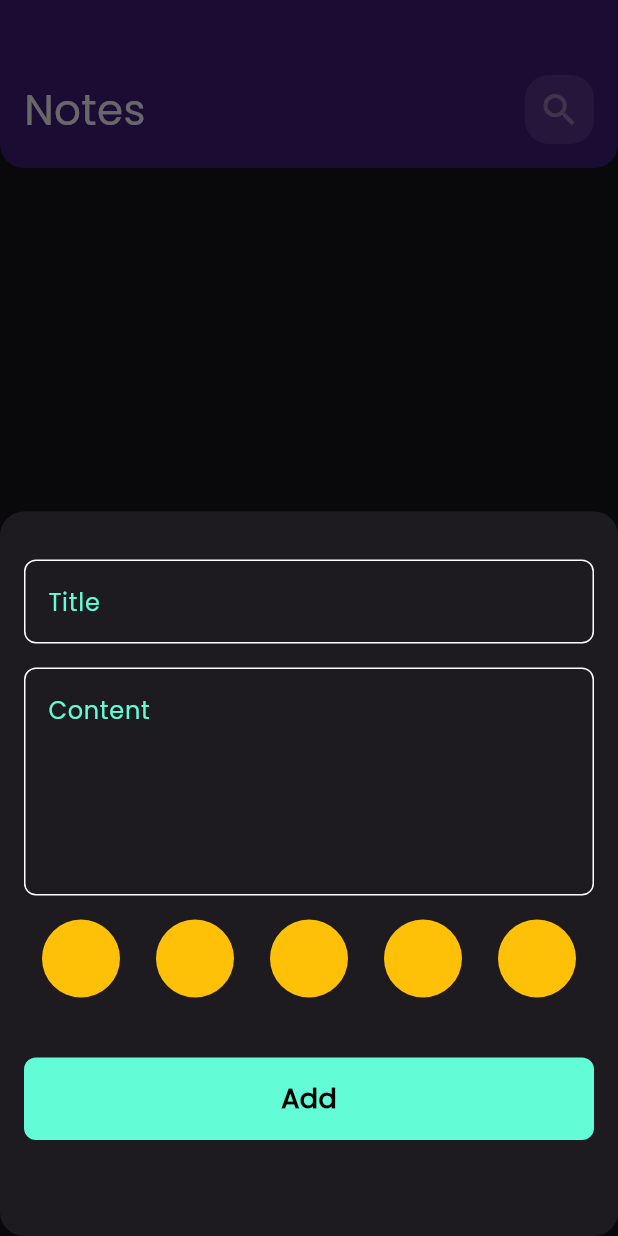
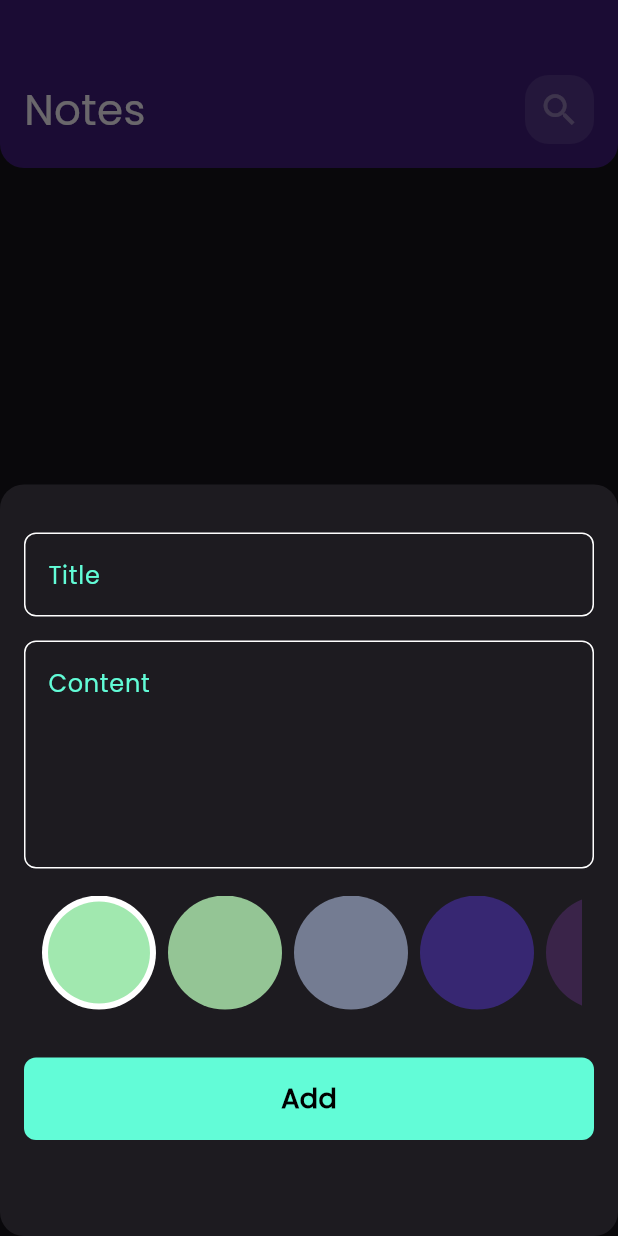
Before and after one commit to mohebboules/notes_app, a Flutter app: the screen it shows after launch, after a tap on the "add" icon, on a phone screen of 412 x 824 dp. Run offline on Flutter 3.47's test engine with Material 3 defaults, Android fonts, the phone set to English and light mode, and no system bars; our stand-ins replace bloc, flutter_bloc, font_awesome_flutter, hive, hive_flutter; accounts and stored records are empty.

Commit message:
Adding color pick functionality

```diff
--- a/lib/cubits/add_note_cubit/add_note_cubit.dart
+++ b/lib/cubits/add_note_cubit/add_note_cubit.dart
@@ -1,4 +1,5 @@
 import 'package:bloc/bloc.dart';
+import 'package:flutter/material.dart';
 import 'package:hive_flutter/hive_flutter.dart';
 import 'package:meta/meta.dart';
 import 'package:notes_app/constants.dart';
@@ -8,9 +9,12 @@ part 'add_note_state.dart';
 
 class AddNoteCubit extends Cubit<AddNoteState> {
   AddNoteCubit() : super(AddNoteInitial());
+  Color color = const Color(0xffA1E8AF);
 
   addNote(NoteModel note) async {
     emit(AddNoteLoading());
+    note.color = color.value;
+
     try {
       var notesBox = Hive.box<NoteModel>(kNotesBox);
       await notesBox.add(note);
--- a/lib/views/widgets/colors_list_view.dart
+++ b/lib/views/widgets/colors_list_view.dart
@@ -1,32 +1,74 @@
 import 'package:flutter/material.dart';
+import 'package:flutter_bloc/flutter_bloc.dart';
+import 'package:notes_app/cubits/add_note_cubit/add_note_cubit.dart';
 
 class ColorItem extends StatelessWidget {
-  const ColorItem({super.key});
-
+  const ColorItem({super.key, required this.isActive, required this.color});
+  final bool isActive;
+  final Color color;
   @override
   Widget build(BuildContext context) {
-    return const Padding(
-      padding: EdgeInsets.only(top: 16, bottom: 8),
-      child: CircleAvatar(
-        radius: 38,
-        backgroundColor: Colors.amber,
-      ),
-    );
+    return isActive
+        ? CircleAvatar(
+            backgroundColor: Colors.white,
+            radius: 38,
+            child: CircleAvatar(
+              radius: 34,
+              backgroundColor: color,
+            ),
+          )
+        : CircleAvatar(
+            radius: 38,
+            backgroundColor: color,
+          );
   }
 }
 
-class ColorsListView extends StatelessWidget {
+class ColorsListView extends StatefulWidget {
   const ColorsListView({super.key});
 
   @override
+  State<ColorsListView> createState() => _ColorsListViewState();
+}
+
+class _ColorsListViewState extends State<ColorsListView> {
+  int currentIndex = 0;
+  List<Color> colors = const [
+    Color(0xffA1E8AF),
+    Color(0xff94C595),
+    Color(0xff747C92),
+    Color(0xff372772),
+    Color(0xff3A2449),
+    Color(0xff2F1847),
+    Color(0xff624763),
+    Color(0xffC62E65),
+    Color(0xffF9B3D1),
+    Color(0xffD63AF9),
+  ];
+  @override
   Widget build(BuildContext context) {
-    return SizedBox(
-      height: 38 * 2,
+    return Container(
+      height: 38 * 2 + 18,
+      padding: const EdgeInsets.only(left: 8, right: 8, top: 18),
       child: ListView.builder(
-          itemCount: 10,
+          itemCount: colors.length,
           scrollDirection: Axis.horizontal,
           itemBuilder: (context, index) {
-            return const ColorItem();
+            return Padding(
+              padding: const EdgeInsets.symmetric(horizontal: 4.0),
+              child: GestureDetector(
+                onTap: () {
+                  setState(() {
+                    currentIndex = index;
+                  });
+                  BlocProvider.of<AddNoteCubit>(context).color = colors[index];
+                },
+                child: ColorItem(
+                  color: colors[index],
+                  isActive: currentIndex == index,
+                ),
+              ),
+            );
           }),
     );
   }
```
